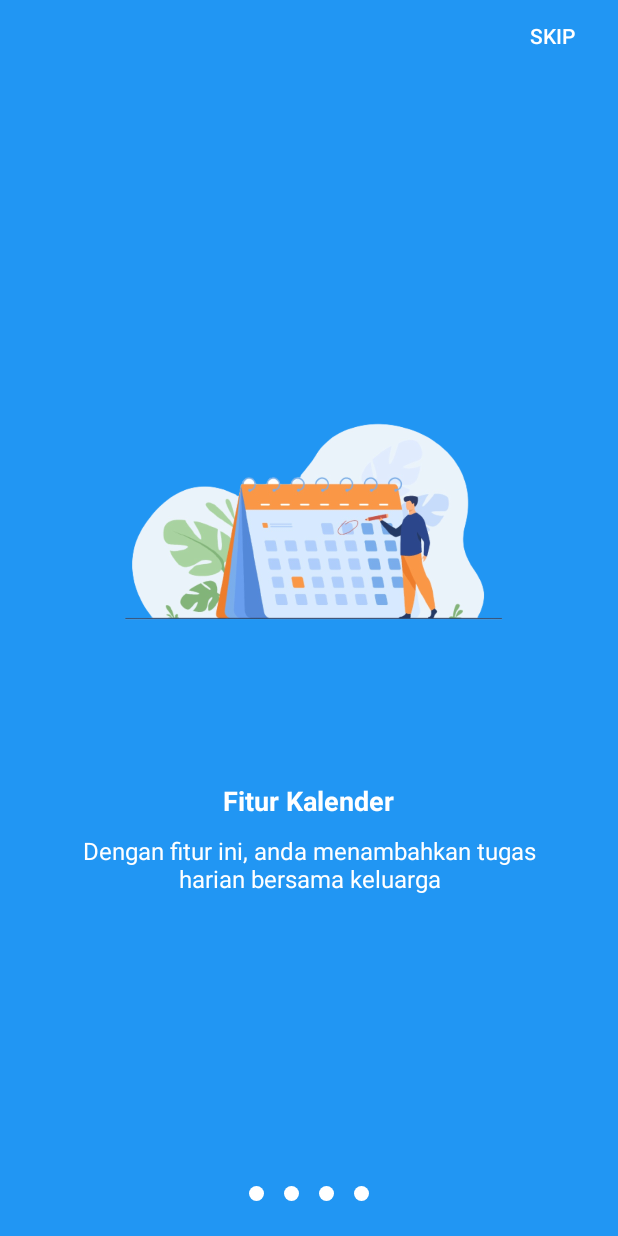
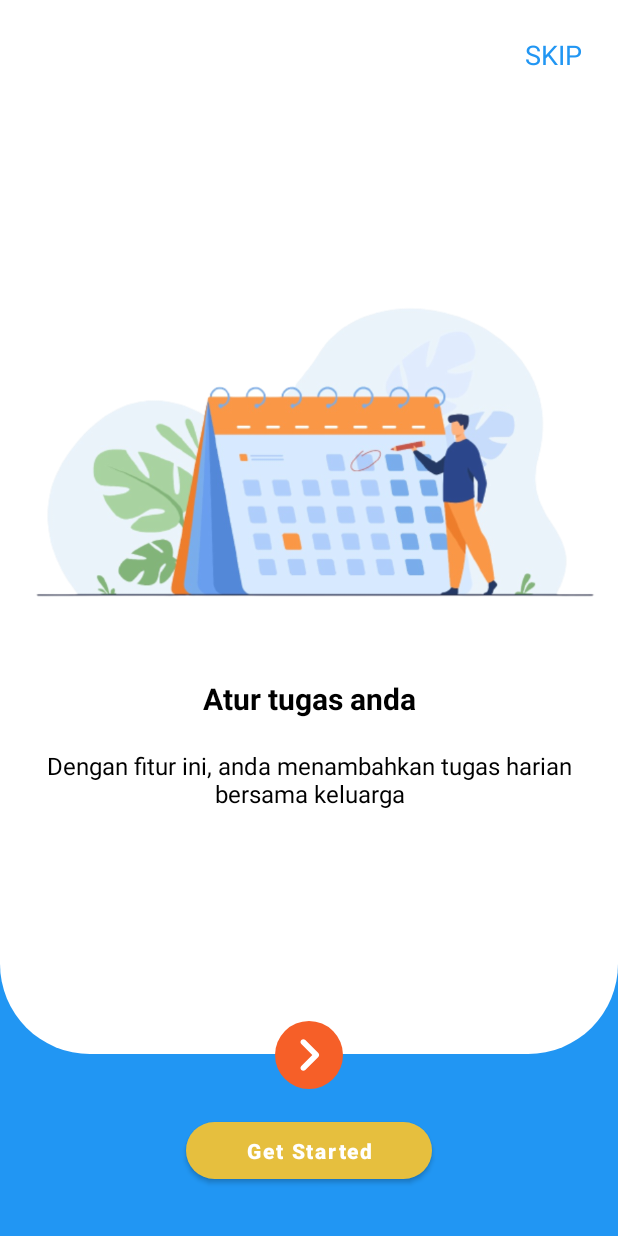
Before and after one commit to Haepe-Bangkit/haepe-app, an Android app: the IntroActivity screen opened directly, with no data from a screen before it, on a phone screen of 412 x 824 dp. Run offline under Robolectric (Android 15) with nearby library versions, the light colour scheme and no system bars.

Commit message:
introslider

```diff
--- a/app/src/main/java/com/example/cemaraapps/Api/ApiConfig.kt
+++ b/app/src/main/java/com/example/cemaraapps/Api/ApiConfig.kt
@@ -14,7 +14,7 @@ class ApiConfig {
                 .addInterceptor(loggingInterceptor)
                 .build()
             val retrofit = Retrofit.Builder()
-                .baseUrl("https://oauth2.googleapis.com/")
+                .baseUrl("https://cemaraapps.uc.r.appspot.com/")
                 .addConverterFactory(GsonConverterFactory.create())
                 .client(client)
                 .build()
--- a/app/src/main/java/com/example/cemaraapps/Api/ApiService.kt
+++ b/app/src/main/java/com/example/cemaraapps/Api/ApiService.kt
@@ -19,10 +19,11 @@ interface ApiService {
         @Field("grant_type") grant_type: String
     ): Call<LoginResponse>
 
+    //Family insert
     @FormUrlEncoded
     @POST("family")
     fun createFamily(
-        @Field("name") name: String
+        @Field("familyId") familyId: String
     ): Call<FamilyResponse>
 
     @FormUrlEncoded
--- a/app/src/main/java/com/example/cemaraapps/IntroActivity.kt
+++ b/app/src/main/java/com/example/cemaraapps/IntroActivity.kt
@@ -3,152 +3,68 @@ package com.example.cemaraapps
 import android.content.Context
 import android.content.Intent
 import android.content.SharedPreferences
-import android.graphics.PorterDuff
 import androidx.appcompat.app.AppCompatActivity
 import android.os.Bundle
-import android.view.LayoutInflater
-import android.view.View
-import android.view.ViewGroup
-import android.widget.Button
-import android.widget.ImageView
-import android.widget.LinearLayout
-import android.widget.TextView
-import androidx.viewpager.widget.PagerAdapter
-import androidx.viewpager.widget.ViewPager
+import androidx.viewpager2.widget.ViewPager2
 import com.example.cemaraapps.databinding.ActivityIntroBinding
+import com.example.cemaraapps.model.IntroItem
 
 class IntroActivity : AppCompatActivity() {
-    private val description_array = arrayOf(
-        "Dengan fitur ini, anda menambahkan tugas harian bersama keluarga",
-        "Anda juga perlu mengisi data keahlian anda",
-        "Anda dapat mengetahui detail family grup anda, anda dapat membuat family baru atau pun join menggunakan kode Token",
-        "Anda dapat melihat grafik interaktif sebagai bentuk pembagian tugas keluarga anda"
-    )
-    private val title_array = arrayOf(
-        "Fitur Kalender", "Member's info",
-        "Buat atau gabung family", "Grafik yang keren"
-    )
-    private val about_images_array = intArrayOf(
-        R.drawable.calender_intro, R.drawable.members_intro,
-        R.drawable.detail_intro, R.drawable.chart_intro
-    )
-    private val color_array = intArrayOf(
-        R.color.black, R.color.gold,
-        R.color.oren, R.color.deep_blue
-    )
-
-
+    private lateinit var introAdapter: IntroAdapter
     private lateinit var binding: ActivityIntroBinding
-    private lateinit var btn_got_it: Button
-    lateinit var preference : SharedPreferences
+    lateinit var preferences: SharedPreferences
     val pref_show_intro = "Intro"
 
     override fun onCreate(savedInstanceState: Bundle?) {
         super.onCreate(savedInstanceState)
+        preferences = getSharedPreferences("Intro Slider",Context.MODE_PRIVATE)
+
+        if(!preferences.getBoolean(pref_show_intro,true)){
+            startActivity(Intent(this,QfamilyActivity::class.java))
+            finish()
+        }
         binding = ActivityIntroBinding.inflate(layoutInflater)
         setContentView(binding.root)
-        val extra_name = intent.getStringExtra(LoginActivity.EXTRA_NAME)
-        preference = getSharedPreferences("Intro", Context.MODE_PRIVATE)
-        if(!preference.getBoolean(pref_show_intro,true)){
-            val intent = Intent(this@IntroActivity, MainActivity::class.java)
-            intent.putExtra(EXTRA_NAME2,extra_name)
-            startActivity(intent)
-            finish()
-        }
+        setIntroItems()
 
-        preference.edit().putBoolean(pref_show_intro,false)
-        val viewPager = binding.viewPager
-        btn_got_it = binding.btnGotIt
-        bottomProgressDots(0)
-        val myViewPagerAdapter = MyViewPagerAdapter()
-        viewPager.adapter = myViewPagerAdapter
-        viewPager.addOnPageChangeListener(viewPagerPageChangeListener)
-        binding.btnGotIt.setVisibility(View.GONE)
-        binding.btnGotIt.setOnClickListener{
-            val intent = Intent(this@IntroActivity, MainActivity::class.java)
-            intent.putExtra(EXTRA_NAME2,extra_name)
-            startActivity(intent)
-            finish()
-        }
-        binding.btnSkip.setOnClickListener {
-            val intent = Intent(this@IntroActivity, MainActivity::class.java)
-            intent.putExtra(EXTRA_NAME2,extra_name)
-            startActivity(intent)
-            finish()
-
+        binding.apply {
+            skipIntro.setOnClickListener{
+                val editor = preferences.edit()
+                editor.putBoolean(pref_show_intro,false)
+                editor.apply()
+                startActivity(Intent(this@IntroActivity,QfamilyActivity::class.java))
+            }
         }
 
     }
+    private fun setIntroItems(){
+        introAdapter = IntroAdapter(
+            listOf(
+                IntroItem(
+                imageIntro = R.drawable.calender_intro,
+                titleIntro = "Atur tugas anda",
+                descIntro = "Dengan fitur ini, anda menambahkan tugas harian bersama keluarga"
+                ),
+                IntroItem(
+                    imageIntro = R.drawable.members_intro,
+                    titleIntro = "Atur tugas anda",
+                    descIntro = "Anda juga perlu mengisi data keahlian anda"
+                ),
+                IntroItem(
+                    imageIntro = R.drawable.detail_intro,
+                    titleIntro = "Buat atau gabung family",
+                    descIntro = "Anda dapat mengetahui detail family grup anda, anda dapat membuat family baru atau pun join menggunakan kode Token"
+                ),
+                IntroItem(
+                    imageIntro = R.drawable.chart_intro,
+                    titleIntro = "Grafik yang keren",
+                    descIntro = "Anda dapat melihat grafik interaktif sebagai bentuk pembagian tugas keluarga anda"
+                ),
+                ))
+        val ItemIntroViewPager = findViewById<ViewPager2>(R.id.Intro_viewPager)
+        ItemIntroViewPager.adapter = introAdapter
 
-    private fun bottomProgressDots(index: Int) {
-        val dotsLayout = binding.layoutDots
-        val dots = arrayOfNulls<ImageView>(MAX_STEP)
-        dotsLayout.removeAllViews()
-        for (i in dots.indices) {
-            dots[i] = ImageView(this)
-            val width_height = 15
-            val params =
-                LinearLayout.LayoutParams(ViewGroup.LayoutParams(width_height, width_height))
-            params.setMargins(10, 10, 10, 10)
-            dots[i]!!.layoutParams = params
-            dots[i]!!.setImageResource(R.drawable.dot)
-            dots[i]!!.setColorFilter(resources.getColor(R.color.white), PorterDuff.Mode.SRC_IN)
-            dotsLayout.addView(dots[i])
-        }
-        dots[index]!!.setImageResource(R.drawable.dot)
-        dots[index]!!.setColorFilter(resources.getColor(R.color.white), PorterDuff.Mode.SRC_IN)
-    }
 
-    var viewPagerPageChangeListener: ViewPager.OnPageChangeListener = object :
-        ViewPager.OnPageChangeListener {
-        override fun onPageSelected(position: Int) {
-            bottomProgressDots(position)
-            if (position == title_array.size - 1) {
-                btn_got_it!!.visibility = View.VISIBLE
-            } else {
-                btn_got_it!!.visibility = View.GONE
-            }
-        }
 
-        override fun onPageScrolled(arg0: Int, arg1: Float, arg2: Int) {}
-        override fun onPageScrollStateChanged(arg0: Int) {}
-    }
-
-    inner class MyViewPagerAdapter internal constructor() : PagerAdapter() {
-        override fun instantiateItem(container: ViewGroup, position: Int): Any {
-            val layoutInflater = getSystemService(LAYOUT_INFLATER_SERVICE) as LayoutInflater
-            val view = layoutInflater.inflate(R.layout.item_intro, container, false)
-            (view.findViewById<View>(R.id.title) as TextView).text = title_array[position]
-            (view.findViewById<View>(R.id.description) as TextView).text =
-                description_array[position]
-            (view.findViewById<View>(R.id.image) as ImageView).setImageResource(
-                about_images_array[position]
-            )
-            view.findViewById<View>(R.id.lyt_parent).setBackgroundColor(
-                resources.getColor(
-                    color_array[position]
-                )
-            )
-            container.addView(view)
-            return view
-        }
-
-        override fun getCount(): Int {
-            return title_array.size
-        }
-
-        override fun isViewFromObject(view: View, obj: Any): Boolean {
-            return view === obj
-        }
-
-        override fun destroyItem(container: ViewGroup, position: Int, `object`: Any) {
-            val view = `object` as View
-            container.removeView(view)
-        }
-    }
-
-    companion object {
-        private const val MAX_STEP = 4
-        const val EXTRA_NAME2 = "EXTRA_NAME2"
     }
 }
--- /dev/null
+++ b/app/src/main/java/com/example/cemaraapps/IntroAdapter.kt
@@ -0,0 +1,40 @@
+package com.example.cemaraapps
+
+import android.view.LayoutInflater
+import android.view.View
+import android.view.ViewGroup
+import android.widget.ImageView
+import android.widget.TextView
+import androidx.recyclerview.widget.RecyclerView
+import com.example.cemaraapps.model.IntroItem
+
+
+class IntroAdapter(private val IntroItems:List<IntroItem>):
+    RecyclerView.Adapter<IntroAdapter.IntroItemViewHolder>(){
+    override fun onCreateViewHolder(parent: ViewGroup, viewType: Int): IntroItemViewHolder {
+        return IntroItemViewHolder(
+            LayoutInflater.from(parent.context).inflate(
+                R.layout.intro_item, parent,false
+            )
+        )
+    }
+
+    override fun onBindViewHolder(holder: IntroItemViewHolder, position: Int) {
+        holder.bind(IntroItems[position])
+    }
+
+    override fun getItemCount(): Int {
+        return IntroItems.size
+    }
+
+    inner class IntroItemViewHolder(view: View) : RecyclerView.ViewHolder(view) {
+        private val imageOnboarding = view.findViewById<ImageView>(R.id.imageIntro)
+        private val textTitle = view.findViewById<TextView>(R.id.title_intro)
+        private val textDescription = view.findViewById<TextView>(R.id.text_intro)
+        fun bind(IntroItem: IntroItem) {
+            imageOnboarding.setImageResource(IntroItem.imageIntro)
+            textTitle.text = IntroItem.titleIntro
+            textDescription.text = IntroItem.descIntro
+        }
+    }
+}
--- a/app/src/main/java/com/example/cemaraapps/MainActivity.kt
+++ b/app/src/main/java/com/example/cemaraapps/MainActivity.kt
@@ -47,20 +47,20 @@ class MainActivity : AppCompatActivity() {
                 startActivity(Intent(this@MainActivity, ChartActivity::class.java))
             }
 
-            var nama = intent.getStringExtra(IntroActivity.EXTRA_NAME2).toString()
-            nama+="  "
-            var index = 0
-            var index2 = 0
-            for(huruf in nama){
-                index+=1
-                if(huruf==' '){
-                    index2+=1
-                    if(index2==2){
-                        tvName.text = nama.substring(0,index-1)
-                        return
-                    }
-                }
-            }
+//            var nama = intent.getStringExtra(IntroActivity.EXTRA_NAME2).toString()
+//            nama+="  "
+//            var index = 0
+//            var index2 = 0
+//            for(huruf in nama){
+//                index+=1
+//                if(huruf==' '){
+//                    index2+=1
+//                    if(index2==2){
+//                        tvName.text = nama.substring(0,index-1)
+//                        return
+//                    }
+//                }
+//            }
         }
 
     }
--- /dev/null
+++ b/app/src/main/java/com/example/cemaraapps/model/IntroItem.kt
@@ -0,0 +1,7 @@
+package com.example.cemaraapps.model
+
+data class IntroItem(
+    val imageIntro: Int,
+    val titleIntro: String,
+    val descIntro: String
+)
--- a/app/src/main/java/com/example/cemaraapps/model/LoginResponse.kt
+++ b/app/src/main/java/com/example/cemaraapps/model/LoginResponse.kt
@@ -10,30 +10,21 @@ data class LoginResponse(
 //    val error: String,
 //    @field:SerializedName("message")
 //    val message: String
-    @field:SerializedName("code")
-    val code: String,
-    @field:SerializedName("client_id")
-    val client_id: String,
-    @field:SerializedName("client_secret")
-    val client_secret: String,
-    @field:SerializedName("redirect_uri")
-    val redirect_uri: String,
-    @field:SerializedName("client_secret")
-    val grant_type: String,
-    @field:SerializedName("access_token")
-    val access_token: String
-
+    @field:SerializedName("idToken")
+    val idToken: String,
+    @field:SerializedName("userId")
+    val userId: String
     )
 
 data class FamilyResponse(
-    @field:SerializedName("statusCode")
-    val statusCode: String,
-    @field:SerializedName("error")
-    val error: String,
-    @field:SerializedName("message")
-    val message: String,
-    @field:SerializedName("name")
-    val name: String,
-    @field:SerializedName("id")
-    val id: String
+//    @field:SerializedName("statusCode")
+//    val statusCode: String,
+//    @field:SerializedName("error")
+//    val error: String,
+//    @field:SerializedName("message")
+//    val message: String,
+    @field:SerializedName("familyId")
+    val name: String
+//    @field:SerializedName("id")
+//    val id: String
 )
--- /dev/null
+++ b/app/src/main/res/drawable/ic_right_24.xml
@@ -0,0 +1,9 @@
+<vector xmlns:android="http://schemas.android.com/apk/res/android"
+    android:width="24dp"
+    android:height="24dp"
+    android:viewportWidth="24"
+    android:viewportHeight="24">
+  <path
+      android:fillColor="#FFFFFF"
+      android:pathData="M9.29,15.88L13.17,12 9.29,8.12c-0.39,-0.39 -0.39,-1.02 0,-1.41 0.39,-0.39 1.02,-0.39 1.41,0l4.59,4.59c0.39,0.39 0.39,1.02 0,1.41L10.7,17.3c-0.39,0.39 -1.02,0.39 -1.41,0 -0.38,-0.39 -0.39,-1.03 0,-1.42z"/>
+</vector>
--- /dev/null
+++ b/app/src/main/res/drawable/icon_intro.xml
@@ -0,0 +1,6 @@
+<?xml version="1.0" encoding="utf-8"?>
+<shape xmlns:android="http://schemas.android.com/apk/res/android"
+    android:shape="oval">
+    <solid android:color="@color/oren"/>
+
+</shape>
--- /dev/null
+++ b/app/src/main/res/drawable/introbackground.xml
@@ -0,0 +1,8 @@
+<?xml version="1.0" encoding="utf-8"?>
+<shape xmlns:android="http://schemas.android.com/apk/res/android"
+    android:shape="rectangle">
+    <solid android:color="@color/white"/>
+    <corners
+        android:bottomLeftRadius="60dp"
+        android:bottomRightRadius="60dp"/>
+</shape>
--- a/app/src/main/res/layout/activity_intro.xml
+++ b/app/src/main/res/layout/activity_intro.xml
@@ -1,65 +1,75 @@
 <?xml version="1.0" encoding="utf-8"?>
-<RelativeLayout xmlns:android="http://schemas.android.com/apk/res/android"
+<androidx.constraintlayout.widget.ConstraintLayout xmlns:android="http://schemas.android.com/apk/res/android"
     xmlns:app="http://schemas.android.com/apk/res-auto"
     xmlns:tools="http://schemas.android.com/tools"
     android:layout_width="match_parent"
     android:layout_height="match_parent"
+    android:background="#2196F3"
     tools:context=".IntroActivity">
 
-    <androidx.viewpager.widget.ViewPager
-        android:id="@+id/view_pager"
+    <com.google.android.material.button.MaterialButton
+        android:id="@+id/buttonGetStarted"
+        Bottom_toBottomOf="parent"
+        End_toEndOf="parent"
+        android:layout_width="wrap_content"
+        android:layout_height="50dp"
+        android:layout_marginBottom="32dp"
+        android:paddingStart="40dp"
+        android:paddingEnd="40dp"
+        android:text="Get Started"
+        android:textAllCaps="false"
+        android:textSize="14sp"
+        android:textStyle="bold"
+        app:backgroundTint="@color/gold"
+        app:cornerRadius="20dp"
+        app:layout_constraintBottom_toBottomOf="parent"
+        app:layout_constraintEnd_toEndOf="parent"
+        app:layout_constraintStart_toStartOf="parent" />
+
+    <androidx.viewpager2.widget.ViewPager2
+        android:id="@+id/Intro_viewPager"
         android:layout_width="match_parent"
-        android:layout_height="match_parent" />
+        android:layout_height="0dp"
+        android:background="@drawable/introbackground"
+        app:layout_constraintBottom_toTopOf="@+id/view"
+        app:layout_constraintEnd_toEndOf="parent"
+        app:layout_constraintHorizontal_bias="1.0"
+        app:layout_constraintStart_toStartOf="parent"
+        app:layout_constraintTop_toTopOf="parent">
 
-    <LinearLayout
-        android:layout_width="match_parent"
+    </androidx.viewpager2.widget.ViewPager2>
+
+    <ImageView
+        android:id="@+id/imageView5"
+        android:layout_width="45dp"
+        android:layout_height="45dp"
+        android:layout_marginBottom="16dp"
+        android:background="@drawable/icon_intro"
+        android:backgroundTintMode="src_atop"
+        android:src="@drawable/ic_right_24"
+        app:layout_constraintBottom_toTopOf="@+id/buttonGetStarted"
+        app:layout_constraintEnd_toEndOf="parent"
+        app:layout_constraintStart_toStartOf="parent" />
+
+    <View
+        android:id="@+id/view"
+        android:layout_width="1dp"
+        android:layout_height="1dp"
+        app:layout_constraintBottom_toBottomOf="@+id/imageView5"
+        app:layout_constraintEnd_toEndOf="@+id/imageView5"
+        app:layout_constraintStart_toStartOf="@+id/imageView5"
+        app:layout_constraintTop_toTopOf="@+id/imageView5" />
+
+    <TextView
+        android:id="@+id/skip_intro"
+        android:layout_width="wrap_content"
         android:layout_height="wrap_content"
-        android:layout_alignParentStart="true"
-        android:layout_alignParentLeft="true"
-        android:layout_alignParentEnd="true"
-        android:layout_alignParentRight="true"
-        android:layout_alignParentBottom="true"
-        android:gravity="center"
-        android:orientation="vertical">
+        android:layout_marginTop="24dp"
+        android:layout_marginEnd="24dp"
+        android:text="SKIP"
+        android:textColor="#2196F3"
+        android:textSize="18sp"
+        app:layout_constraintEnd_toEndOf="parent"
+        app:layout_constraintTop_toTopOf="parent" />
 
-        <Button
-            android:id="@+id/btn_got_it"
-            android:layout_width="wrap_content"
-            android:layout_height="wrap_content"
-            android:text="OK"
-            android:textColor="#000000"
-            android:textStyle="bold" />
-
-        <LinearLayout
-            android:id="@+id/layoutDots"
-            android:layout_width="match_parent"
-            android:layout_height="?attr/actionBarSize"
-            android:gravity="center"
-            android:orientation="horizontal" />
-
-    </LinearLayout>
-
-    <LinearLayout
-        android:layout_width="match_parent"
-        android:layout_height="wrap_content"
-        android:layout_alignParentStart="true"
-        android:layout_alignParentLeft="true"
-        android:layout_alignParentTop="true"
-        android:fitsSystemWindows="true"
-        android:orientation="horizontal">
-
-        <View
-            android:layout_width="0dp"
-            android:layout_height="1dp"
-            android:layout_weight="1" />
-
-        <Button
-            android:id="@+id/btn_skip"
-            style="@style/Base.Widget.AppCompat.Button.Borderless"
-            android:layout_width="wrap_content"
-            android:layout_height="wrap_content"
-            android:text="SKIP"
-            android:textColor="@android:color/white" />
-
-    </LinearLayout>
-</RelativeLayout>
+</androidx.constraintlayout.widget.ConstraintLayout>
--- /dev/null
+++ b/app/src/main/res/layout/intro_item.xml
@@ -0,0 +1,37 @@
+<?xml version="1.0" encoding="utf-8"?>
+
+<LinearLayout xmlns:android="http://schemas.android.com/apk/res/android"
+    android:id="@+id/linear_layout_into"
+    android:layout_width="match_parent"
+    android:layout_height="match_parent"
+    android:contentDescription="Intro"
+    android:gravity="center"
+    android:orientation="vertical">
+
+    <ImageView
+        android:id="@+id/imageIntro"
+        android:layout_width="match_parent"
+        android:layout_height="wrap_content"
+        android:adjustViewBounds="true" />
+
+    <TextView
+        android:id="@+id/title_intro"
+        android:layout_width="match_parent"
+        android:layout_height="wrap_content"
+        android:layout_marginTop="15dp"
+        android:gravity="center"
+        android:textColor="@color/black"
+        android:textSize="20sp"
+        android:textStyle="bold" />
+
+    <TextView
+        android:id="@+id/text_intro"
+        android:layout_width="match_parent"
+        android:layout_height="wrap_content"
+        android:layout_marginStart="30dp"
+        android:layout_marginTop="20dp"
+        android:layout_marginEnd="30dp"
+        android:gravity="center"
+        android:textColor="@color/black"
+        android:textSize="16sp" />
+</LinearLayout>
--- a/app/src/main/res/layout/item_intro.xml
+++ /dev/null
@@ -1,45 +0,0 @@
-<?xml version="1.0" encoding="utf-8"?>
-<RelativeLayout xmlns:android="http://schemas.android.com/apk/res/android"
-    android:id="@+id/lyt_parent"
-    android:layout_width="match_parent"
-    android:layout_height="match_parent"
-    android:background="#031315"
-    android:backgroundTint="@color/blue_500"
-    android:padding="35dp">
-
-    <LinearLayout
-        android:layout_width="wrap_content"
-        android:layout_height="wrap_content"
-        android:layout_centerInParent="true"
-        android:gravity="center_horizontal"
-        android:orientation="vertical"
-        android:paddingBottom="?attr/actionBarSize">
-
-        <ImageView
-            android:id="@+id/image"
-            android:layout_width="350dp"
-            android:layout_height="350dp"
-            android:padding="35dp"
-            android:src="@drawable/ic_abstract_user_flat_1" />
-
-        <TextView
-            android:id="@+id/title"
-            android:layout_width="wrap_content"
-            android:layout_height="wrap_content"
-            android:text="Fitur Kalender"
-            android:textAppearance="@style/TextAppearance.AppCompat.Medium"
-            android:textColor="@android:color/white"
-            android:textStyle="bold" />
-
-        <TextView
-            android:id="@+id/description"
-            android:layout_width="match_parent"
-            android:layout_height="wrap_content"
-            android:layout_marginTop="10dp"
-            android:text="Dengan fitur ini, anda menambahkan tugas harian bersama kelaurga"
-            android:textAlignment="center"
-            android:textAppearance="@style/TextAppearance.AppCompat.Subhead"
-            android:textColor="@android:color/white" />
-
-    </LinearLayout>
-</RelativeLayout>
```
